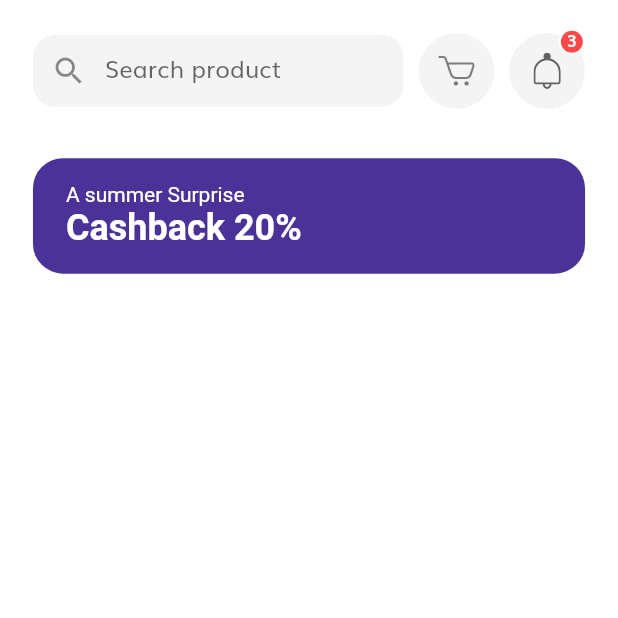
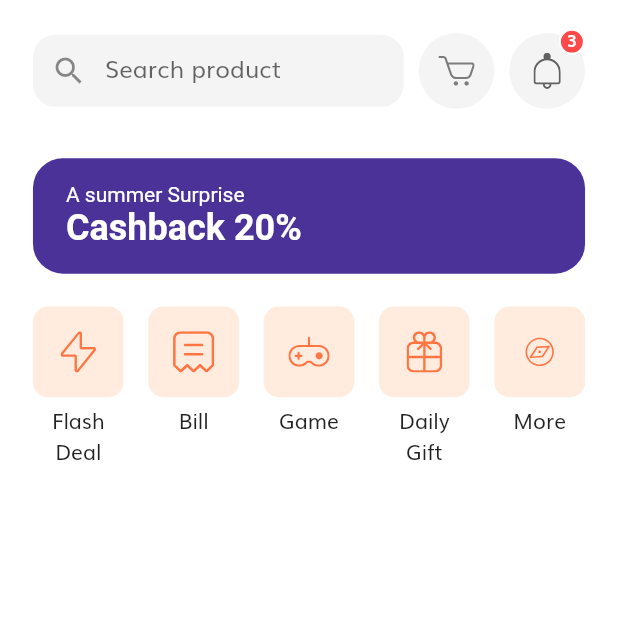
Before and after one commit to MorgueMorg/Tokoto-Flutter-E-Commerce, a Flutter app: the HomeScreen screen opened by its route, on a phone screen of 412 x 824 dp, the top half of it. Run offline on Flutter 3.47's test engine with Material 2 defaults, Android fonts, the phone set to English and light mode, and no system bars; our stand-ins replace flutter_svg.

Commit message:
Finished categories section in home screen :trackball:

```diff
--- a/lib/screens/home/components/body.dart
+++ b/lib/screens/home/components/body.dart
@@ -1,3 +1,4 @@
+import 'package:e_commerce/screens/home/components/categories.dart';
 import 'package:e_commerce/screens/home/components/discount_banner.dart';
 import 'package:e_commerce/screens/home/components/home_header.dart';
 import 'package:e_commerce/size_config.dart';
@@ -16,6 +17,7 @@ class Body extends StatelessWidget {
             HomeHeader(),
             SizedBox(height: getProportionateScreenWidth(30)),
             DiscountBanner(),
+            Categories(),
           ],
         ),
       ),
--- /dev/null
+++ b/lib/screens/home/components/categories.dart
@@ -0,0 +1,70 @@
+import 'package:flutter/material.dart';
+import 'package:flutter_svg/flutter_svg.dart';
+
+import '../../../size_config.dart';
+
+class Categories extends StatelessWidget {
+  @override
+  Widget build(BuildContext context) {
+    List<Map<String, dynamic>> categories = [
+      {"icon": "assets/icons/Flash Icon.svg", "text": "Flash Deal"},
+      {"icon": "assets/icons/Bill Icon.svg", "text": "Bill"},
+      {"icon": "assets/icons/Game Icon.svg", "text": "Game"},
+      {"icon": "assets/icons/Gift Icon.svg", "text": "Daily Gift"},
+      {"icon": "assets/icons/Discover.svg", "text": "More"},
+    ];
+    return Padding(
+      padding: EdgeInsets.all(getProportionateScreenWidth(20)),
+      child: Row(
+        mainAxisAlignment: MainAxisAlignment.spaceBetween,
+        crossAxisAlignment: CrossAxisAlignment.start,
+        children: List.generate(
+          categories.length,
+          (index) => CategoryCard(
+            icon: categories[index]["icon"],
+            text: categories[index]["text"],
+            press: () {},
+          ),
+        ),
+      ),
+    );
+  }
+}
+
+class CategoryCard extends StatelessWidget {
+  const CategoryCard({
+    Key? key,
+    required this.icon,
+    required this.text,
+    required this.press,
+  }) : super(key: key);
+
+  final String? icon, text;
+  final GestureTapCallback press;
+
+  @override
+  Widget build(BuildContext context) {
+    return GestureDetector(
+      onTap: press,
+      child: SizedBox(
+        width: getProportionateScreenWidth(55),
+        child: Column(
+          children: [
+            Container(
+              padding: EdgeInsets.all(getProportionateScreenWidth(15)),
+              height: getProportionateScreenWidth(55),
+              width: getProportionateScreenWidth(55),
+              decoration: BoxDecoration(
+                color: Color(0xFFFFECDF),
+                borderRadius: BorderRadius.circular(10),
+              ),
+              child: SvgPicture.asset(icon!),
+            ),
+            SizedBox(height: 5),
+            Text(text!, textAlign: TextAlign.center)
+          ],
+        ),
+      ),
+    );
+  }
+}
```
